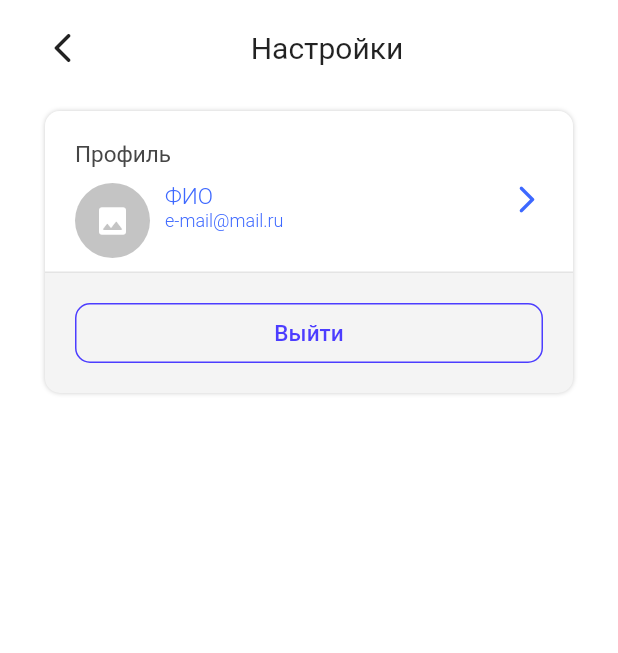
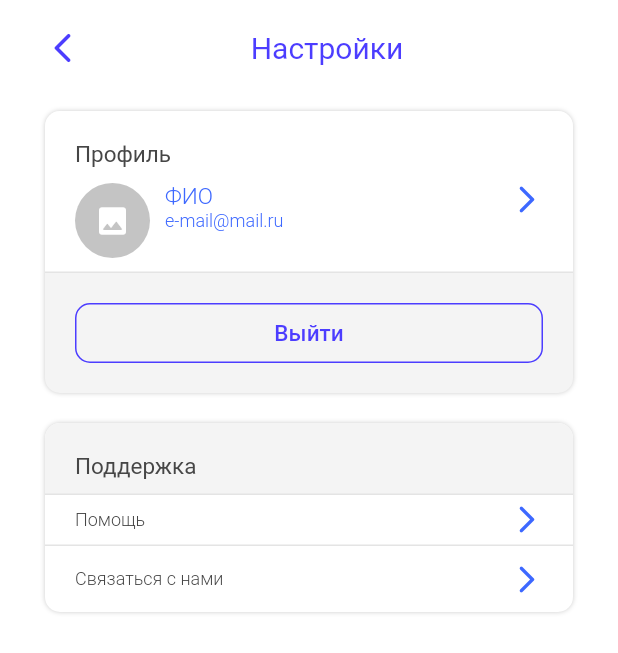
Before and after one commit to k1rm4n/book_manager, a Flutter app: the SettingsUser screen opened by its route, on a phone screen of 412 x 824 dp. Shown: the top 653 px of the screen. Run offline on Flutter 3.47's test engine with Material 2 defaults, Android fonts, the phone set to English and light mode, and no system bars.

Commit message:
setting_user

```diff
--- a/lib/notifications_user.dart
+++ b/lib/notifications_user.dart
@@ -1,5 +1,3 @@
-import 'dart:ui';
-
 import 'package:flutter/material.dart';
 
 class Notifications extends StatelessWidget {
--- a/lib/settings_user.dart
+++ b/lib/settings_user.dart
@@ -1,5 +1,3 @@
-import 'dart:ui';
-
 import 'package:flutter/material.dart';
 
 class SettingsUser extends StatelessWidget {
@@ -12,11 +10,27 @@ class SettingsUser extends StatelessWidget {
           padding: const EdgeInsets.symmetric(horizontal: 30, vertical: 20),
           child: Column(
             children: [
-              const _HeaderSettingsWidget(),
+              _HeaderSettingsWidget(),
               const SizedBox(
                 height: 30,
               ),
-              Container(
+              _ContainerProfileAndExitWidget(),
+              const SizedBox(
+                height: 20,
+              ),
+              const _ContactWidget(),
+            ],
+          ),
+        ),
+      ),
+    );
+  }
+}
+
+class _ContainerProfileAndExitWidget extends StatelessWidget {
+  @override
+  Widget build(BuildContext context) {
+    return Container(
       width: double.infinity,
       height: 188,
       decoration: BoxDecoration(
@@ -33,9 +47,18 @@ class SettingsUser extends StatelessWidget {
       child: Column(
         children: [
           _BoxProfileWidget(),
-                    Padding(
-                      padding: const EdgeInsets.symmetric(
-                          horizontal: 20, vertical: 20),
+          _ButtonExitWidget(),
+        ],
+      ),
+    );
+  }
+}
+
+class _ButtonExitWidget extends StatelessWidget {
+  @override
+  Widget build(BuildContext context) {
+    return Padding(
+      padding: const EdgeInsets.symmetric(horizontal: 20, vertical: 20),
       child: Container(
         width: double.infinity,
         height: 40,
@@ -58,13 +81,128 @@ class SettingsUser extends StatelessWidget {
           ),
         ),
       ),
+    );
+  }
+}
+
+class _ContactWidget extends StatelessWidget {
+  const _ContactWidget({
+    Key? key,
+  }) : super(key: key);
+
+  @override
+  Widget build(BuildContext context) {
+    return Container(
+      width: double.infinity,
+      height: 126,
+      decoration: BoxDecoration(
+        color: Colors.white,
+        borderRadius: BorderRadius.circular(10),
+        boxShadow: const [
+          BoxShadow(
+            offset: Offset(0, 0),
+            blurRadius: 2,
+            color: Color.fromRGBO(0, 0, 0, 0.2),
           ),
         ],
       ),
-              )
+      child: Column(
+        children: [
+          ClipRRect(
+            borderRadius: const BorderRadius.only(
+              topLeft: Radius.circular(10),
+              topRight: Radius.circular(10),
+            ),
+            child: Container(
+              width: double.infinity,
+              height: 48,
+              decoration: const BoxDecoration(
+                color: Color.fromRGBO(244, 244, 244, 1),
+                border: Border(
+                  bottom: BorderSide(
+                    width: 1,
+                    color: Color.fromRGBO(228, 228, 228, 1),
+                  ),
+                ),
+              ),
+              child: const Padding(
+                padding: EdgeInsets.only(top: 20, left: 20),
+                child: Text(
+                  'Поддержка',
+                  style: TextStyle(
+                    color: Color.fromRGBO(70, 70, 70, 1),
+                    fontSize: 15,
+                    fontWeight: FontWeight.w400,
+                    fontStyle: FontStyle.normal,
+                    fontFamily: 'Roboto',
+                  ),
+                ),
+              ),
+            ),
+          ),
+          Container(
+            width: double.infinity,
+            height: 34,
+            decoration: const BoxDecoration(
+              color: Colors.white,
+              border: Border(
+                bottom: BorderSide(
+                  width: 1,
+                  color: Color.fromRGBO(228, 228, 228, 1),
+                ),
+              ),
+            ),
+            child: Padding(
+              padding: const EdgeInsets.symmetric(
+                horizontal: 20,
+              ),
+              child: Row(
+                mainAxisAlignment: MainAxisAlignment.spaceBetween,
+                crossAxisAlignment: CrossAxisAlignment.center,
+                children: const [
+                  Text(
+                    'Помощь',
+                    style: TextStyle(
+                      color: Color.fromRGBO(70, 70, 70, 1),
+                      fontSize: 12,
+                      fontWeight: FontWeight.w300,
+                      fontStyle: FontStyle.normal,
+                      fontFamily: 'Roboto',
+                    ),
+                  ),
+                  Icon(
+                    Icons.arrow_forward_ios_rounded,
+                    size: 22,
+                    color: Color.fromRGBO(61, 104, 255, 1),
+                  ),
                 ],
               ),
             ),
+          ),
+          Padding(
+            padding: const EdgeInsets.symmetric(horizontal: 20, vertical: 11),
+            child: Row(
+              mainAxisAlignment: MainAxisAlignment.spaceBetween,
+              children: const [
+                Text(
+                  'Связаться с нами',
+                  style: TextStyle(
+                    color: Color.fromRGBO(70, 70, 70, 1),
+                    fontSize: 12,
+                    fontWeight: FontWeight.w300,
+                    fontStyle: FontStyle.normal,
+                    fontFamily: 'Roboto',
+                  ),
+                ),
+                Icon(
+                  Icons.arrow_forward_ios_rounded,
+                  size: 22,
+                  color: Color.fromRGBO(61, 104, 255, 1),
+                ),
+              ],
+            ),
+          ),
+        ],
       ),
     );
   }
@@ -75,15 +213,16 @@ class _BoxProfileWidget extends StatelessWidget {
   Widget build(BuildContext context) {
     return Column(
       children: [
-        Container(
+        ClipRRect(
+          borderRadius: const BorderRadius.only(
+            topLeft: Radius.circular(10),
+            topRight: Radius.circular(10),
+          ),
+          child: Container(
             width: double.infinity,
             height: 108,
             decoration: const BoxDecoration(
               color: Colors.white,
-            borderRadius: BorderRadius.only(
-              topLeft: Radius.circular(10),
-              topRight: Radius.circular(10),
-            ),
               border: Border(
                 bottom: BorderSide(
                   color: Color.fromRGBO(228, 228, 228, 1),
@@ -182,27 +321,33 @@ class _BoxProfileWidget extends StatelessWidget {
               ),
             ),
           ),
+        ),
       ],
     );
   }
 }
 
 class _HeaderSettingsWidget extends StatelessWidget {
-  const _HeaderSettingsWidget({
-    Key? key,
-  }) : super(key: key);
-
   @override
   Widget build(BuildContext context) {
     return Row(
       mainAxisAlignment: MainAxisAlignment.start,
-      children: const [
-        Icon(Icons.arrow_back_ios_rounded),
-        Expanded(
+      children: [
+        GestureDetector(
+          onTap: () {
+            Navigator.popAndPushNamed(context, '/profile');
+          },
+          child: const Icon(
+            Icons.arrow_back_ios_rounded,
+            color: Color.fromRGBO(76, 61, 255, 1),
+          ),
+        ),
+        const Expanded(
           child: Text(
             'Настройки',
             textAlign: TextAlign.center,
             style: TextStyle(
+              color: Color.fromRGBO(76, 61, 255, 1),
               fontSize: 20,
               fontWeight: FontWeight.w400,
               fontStyle: FontStyle.normal,
```
Lines whose indentation alone changed are shown as unchanged.
